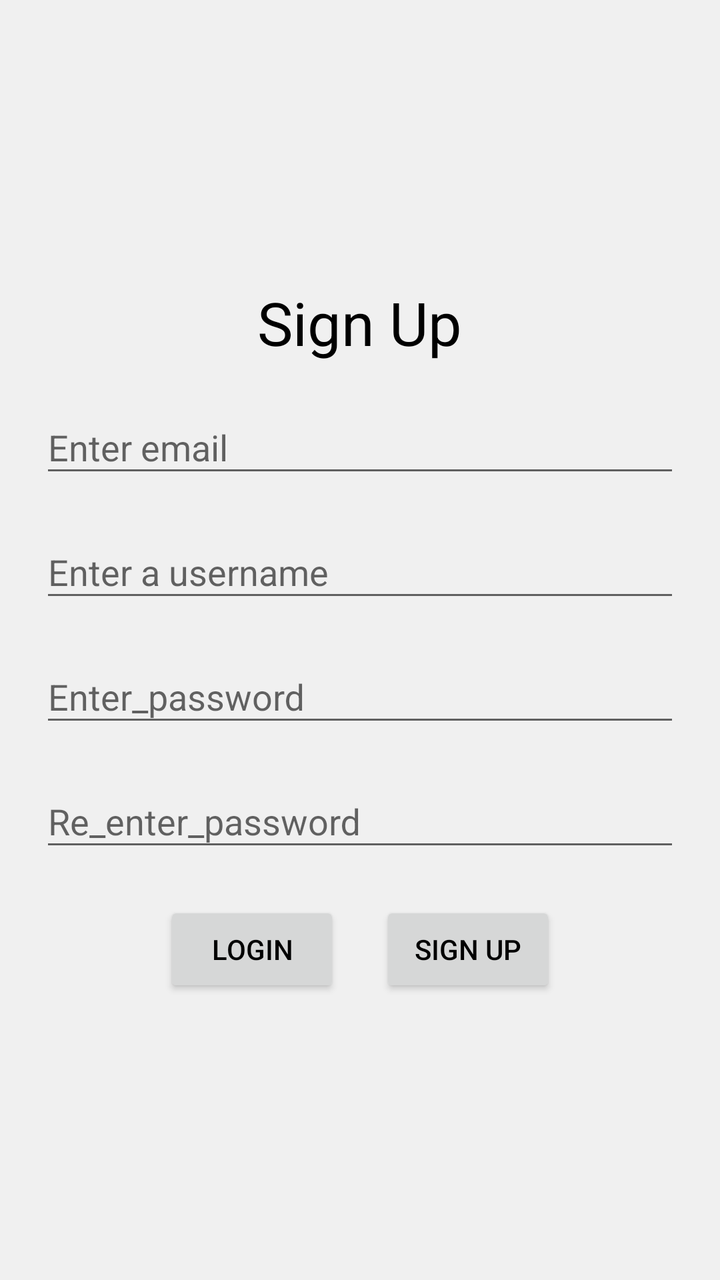
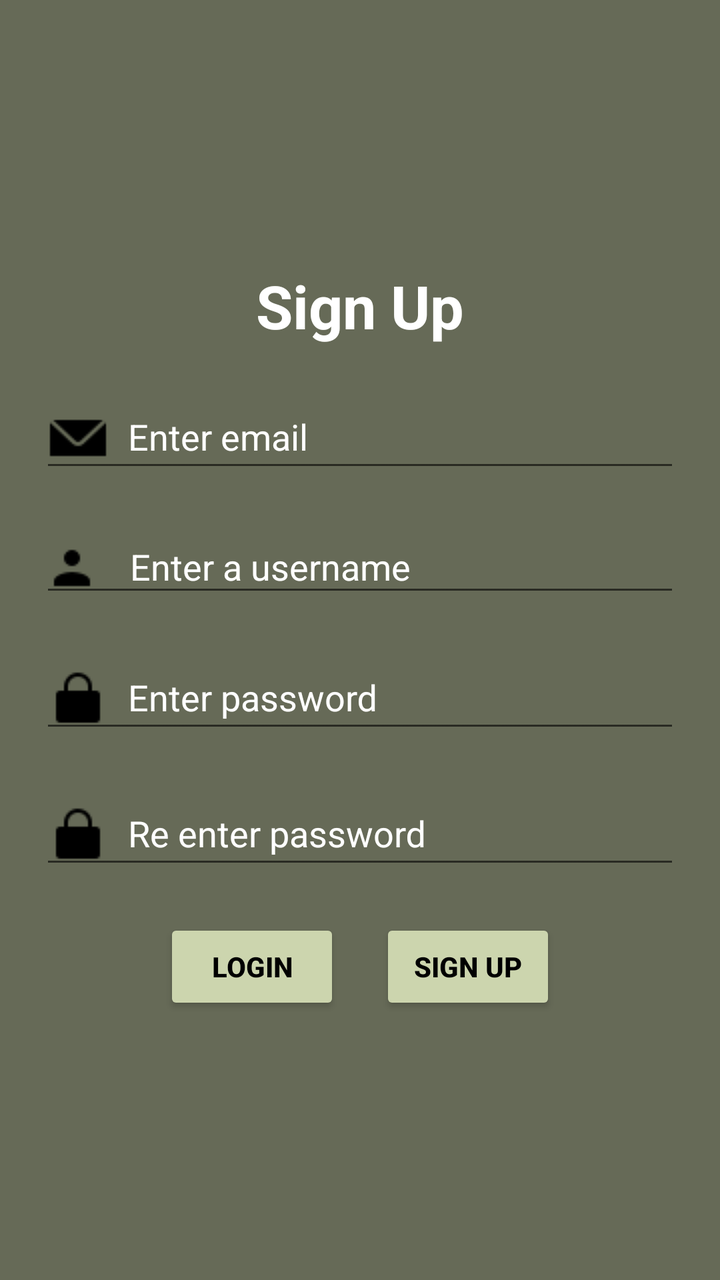

Compare the two renders of this Android layout. The source of the first and the diff that turns it into the second are given below.
<!-- AndroidManifest.xml: application theme AppTheme -->
<!-- res/layout/fragment_sign_up.xml -->
<?xml version="1.0" encoding="utf-8"?>
<LinearLayout xmlns:android="http://schemas.android.com/apk/res/android"
    xmlns:tools="http://schemas.android.com/tools"
    android:layout_width="match_parent"
    android:layout_height="match_parent"
    android:orientation="vertical"
    android:padding="20dp"
    android:gravity="center_vertical"
    tools:context=".SignUpFrag">

    
    <TextView
        android:layout_width="wrap_content"
        android:layout_height="wrap_content"
        android:text="Sign Up"
        android:textSize="30sp"
        android:layout_gravity="center_horizontal"
        />

    <com.google.android.material.textfield.TextInputLayout
        android:layout_width="match_parent"
        android:layout_height="wrap_content"
        android:layout_marginTop="10dp"
        >
        <com.google.android.material.textfield.TextInputEditText
            android:layout_width="match_parent"
            android:layout_height="wrap_content"
            android:hint="Enter email"
            android:id="@+id/etSEmail"
            android:inputType="text"
            />
    </com.google.android.material.textfield.TextInputLayout>

    <com.google.android.material.textfield.TextInputLayout
        android:layout_width="match_parent"
        android:layout_height="wrap_content"
        android:layout_marginTop="10dp"
        >
        <com.google.android.material.textfield.TextInputEditText
            android:layout_width="match_parent"
            android:layout_height="wrap_content"
            android:hint="Enter a username"
            android:id="@+id/etSUsername"
            android:inputType="text"
            />
    </com.google.android.material.textfield.TextInputLayout>

    <com.google.android.material.textfield.TextInputLayout
        android:layout_width="match_parent"
        android:layout_height="wrap_content"
        android:layout_marginTop="10dp"
        >
        <com.google.android.material.textfield.TextInputEditText
            android:layout_width="match_parent"
            android:layout_height="wrap_content"
            android:hint="Enter_password"
            android:id="@+id/etSPassword"
            android:inputType="textPassword"
            />
    </com.google.android.material.textfield.TextInputLayout>

    <com.google.android.material.textfield.TextInputLayout
        android:layout_width="match_parent"
        android:layout_height="wrap_content"
        android:layout_marginTop="10dp"
        >
        <com.google.android.material.textfield.TextInputEditText
            android:layout_width="match_parent"
            android:layout_height="wrap_content"
            android:hint="Re_enter_password"
            android:id="@+id/etSConfirmPassword"
            android:inputType="textPassword"
            />
    </com.google.android.material.textfield.TextInputLayout>

    <LinearLayout
        android:layout_width="match_parent"
        android:layout_height="wrap_content"
        android:orientation="horizontal"
        android:gravity="center_horizontal"
        android:layout_marginTop="20dp">
        <Button
            android:layout_width="wrap_content"
            android:layout_height="wrap_content"
            android:text="Login"
            android:id="@+id/btnSLogin"
            android:layout_marginEnd="20dp"
            />
        <Button
            android:layout_width="wrap_content"
            android:layout_height="wrap_content"
            android:text="Sign up"
            android:id="@+id/btnSSignup"
            />
    </LinearLayout>

</LinearLayout>
<!-- resources referenced by this layout -->
<resources>
  <style name="AppTheme" parent="Theme.AppCompat.Light.NoActionBar">
          
          <item name="android:windowBackground">@color/customBackgroundColor</item>
          <item name="android:textColor">@color/customTextColor</item>
      </style>
  <color name="customBackgroundColor">#F0F0F0</color>
  <color name="customTextColor">#000000</color>
</resources>

<!-- the commit's change to res/layout/fragment_sign_up.xml (unified diff, before → after) -->
@@ -3,8 +3,10 @@
     xmlns:tools="http://schemas.android.com/tools"
     android:layout_width="match_parent"
     android:layout_height="match_parent"
+    xmlns:app="http://schemas.android.com/apk/res-auto"
     android:orientation="vertical"
     android:padding="20dp"
+    android:background="@color/darkergreen"
     android:gravity="center_vertical"
     tools:context=".SignUpFrag">
 
@@ -13,6 +15,8 @@
         android:layout_width="wrap_content"
         android:layout_height="wrap_content"
         android:text="Sign Up"
+        android:textColor="@color/white"
+        android:textStyle="bold"
         android:textSize="30sp"
         android:layout_gravity="center_horizontal"
         />
@@ -21,25 +25,36 @@
         android:layout_width="match_parent"
         android:layout_height="wrap_content"
         android:layout_marginTop="10dp"
+        app:boxStrokeColor="@color/black"
+        android:textColorHint="@color/white"
+        app:hintTextColor="@color/white"
         >
+
         <com.google.android.material.textfield.TextInputEditText
+            android:id="@+id/etSEmail"
             android:layout_width="match_parent"
             android:layout_height="wrap_content"
+            android:drawableLeft="@drawable/ic_email"
+            android:drawablePadding="10dp"
             android:hint="Enter email"
-            android:id="@+id/etSEmail"
             android:inputType="text"
-            />
+            android:textColor="@color/white" />
     </com.google.android.material.textfield.TextInputLayout>
 
     <com.google.android.material.textfield.TextInputLayout
         android:layout_width="match_parent"
         android:layout_height="wrap_content"
         android:layout_marginTop="10dp"
+        app:boxStrokeColor="@color/black"
+        android:textColorHint="@color/white"
+        app:hintTextColor="@color/white"
         >
         <com.google.android.material.textfield.TextInputEditText
             android:layout_width="match_parent"
             android:layout_height="wrap_content"
             android:hint="Enter a username"
+            android:drawableLeft="@drawable/ic_user"
+            android:drawablePadding="17dp"
             android:id="@+id/etSUsername"
             android:inputType="text"
             />
@@ -49,25 +64,35 @@
         android:layout_width="match_parent"
         android:layout_height="wrap_content"
         android:layout_marginTop="10dp"
+        android:textColorHint="@color/white"
+        app:boxStrokeColor="@color/black"
+        app:hintTextColor="@color/white"
         >
         <com.google.android.material.textfield.TextInputEditText
             android:layout_width="match_parent"
             android:layout_height="wrap_content"
-            android:hint="Enter_password"
+            android:hint="Enter password"
+            android:drawableStart="@drawable/ic_lock"
+            android:drawablePadding="10dp"
             android:id="@+id/etSPassword"
             android:inputType="textPassword"
-            />
+            tools:ignore="PrivateResource" />
     </com.google.android.material.textfield.TextInputLayout>
 
     <com.google.android.material.textfield.TextInputLayout
         android:layout_width="match_parent"
         android:layout_height="wrap_content"
         android:layout_marginTop="10dp"
+        android:textColorHint="@color/white"
+        app:hintTextColor="@color/white"
+        app:boxStrokeColor="@color/black"
         >
         <com.google.android.material.textfield.TextInputEditText
             android:layout_width="match_parent"
             android:layout_height="wrap_content"
-            android:hint="Re_enter_password"
+            android:hint="@string/re_enter_password"
+            android:drawableStart="@drawable/ic_lock"
+            android:drawablePadding="10dp"
             android:id="@+id/etSConfirmPassword"
             android:inputType="textPassword"
             />
@@ -84,12 +109,20 @@
             android:layout_height="wrap_content"
             android:text="Login"
             android:id="@+id/btnSLogin"
+            android:textColor="@color/black"
+            android:textStyle="bold"
+            android:textAllCaps="true"
+            android:backgroundTint="@color/olivegreen"
             android:layout_marginEnd="20dp"
             />
         <Button
             android:layout_width="wrap_content"
             android:layout_height="wrap_content"
             android:text="Sign up"
+            android:textColor="@color/black"
+            android:textStyle="bold"
+            android:textAllCaps="true"
+            android:backgroundTint="@color/olivegreen"
             android:id="@+id/btnSSignup"
             />
     </LinearLayout>
<!-- resource entries referenced after the edit -->
@@ -1,5 +1,13 @@
 <!-- resources referenced by this layout -->
 <resources>
+  <color name="black">#FF000000</color>
+  <color name="darkergreen">#666A57</color>
+  <color name="olivegreen">#ccd5ae</color>
+  <color name="white">#FFFFFFFF</color>
+  <!-- drawable ic_email: png bitmap (drawable, 350 bytes) -->
+  <!-- drawable ic_lock: png bitmap (drawable, 275 bytes) -->
+  <!-- drawable ic_user: png bitmap (drawable, 253 bytes) -->
+  <string name="re_enter_password">Re enter password</string>
   <style name="AppTheme" parent="Theme.AppCompat.Light.NoActionBar">
           
           <item name="android:windowBackground">@color/customBackgroundColor</item>
